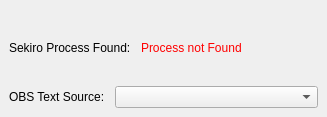
Old version of the form src/deathcounter.ui in the repository Kurainu/Sekiro-DeathCounter.
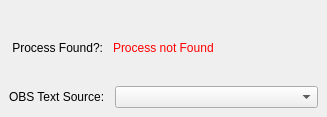
New version of the form.

Commit message: Added that the Process found label is updated accordingly and fixed some wrong object naming in the deathcounter ui

Diff of the .ui file:
```diff
--- a/src/deathcounter.ui
+++ b/src/deathcounter.ui
@@ -35,9 +35,9 @@
          <enum>QLayout::SetMinimumSize</enum>
         </property>
         <item>
-         <widget class="QLabel" name="label_sekiro_process_found">
+         <widget class="QLabel" name="ro_label_sekiroprocess">
           <property name="text">
-           <string>Sekiro Process Found:</string>
+           <string> Process Found?:</string>
           </property>
           <property name="textFormat">
            <enum>Qt::PlainText</enum>
@@ -45,7 +45,7 @@
          </widget>
         </item>
         <item>
-         <widget class="QLabel" name="ro_label_sekiroprocess">
+         <widget class="QLabel" name="label_sekiro_process_found">
           <property name="styleSheet">
            <string notr="true">color: rgb(255, 0, 0);</string>
           </property>
```
The commit also changes 1 other file.
